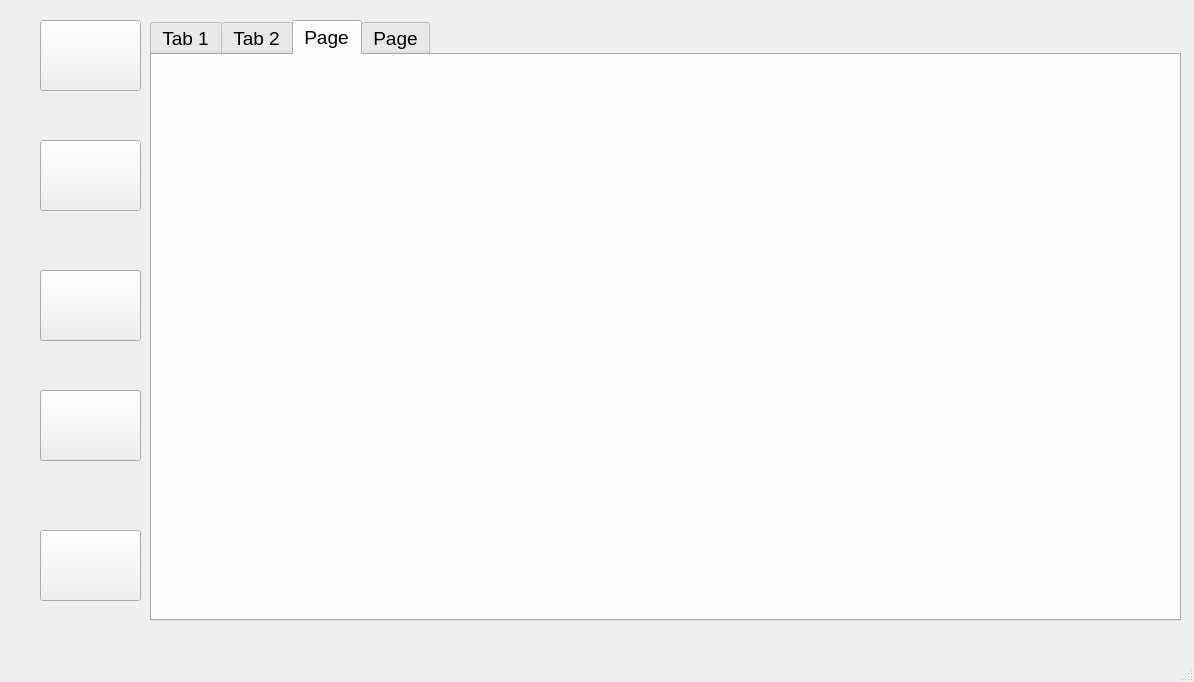
Qt form library.ui (atharva0300/DSL-Mini-Project) before a commit.
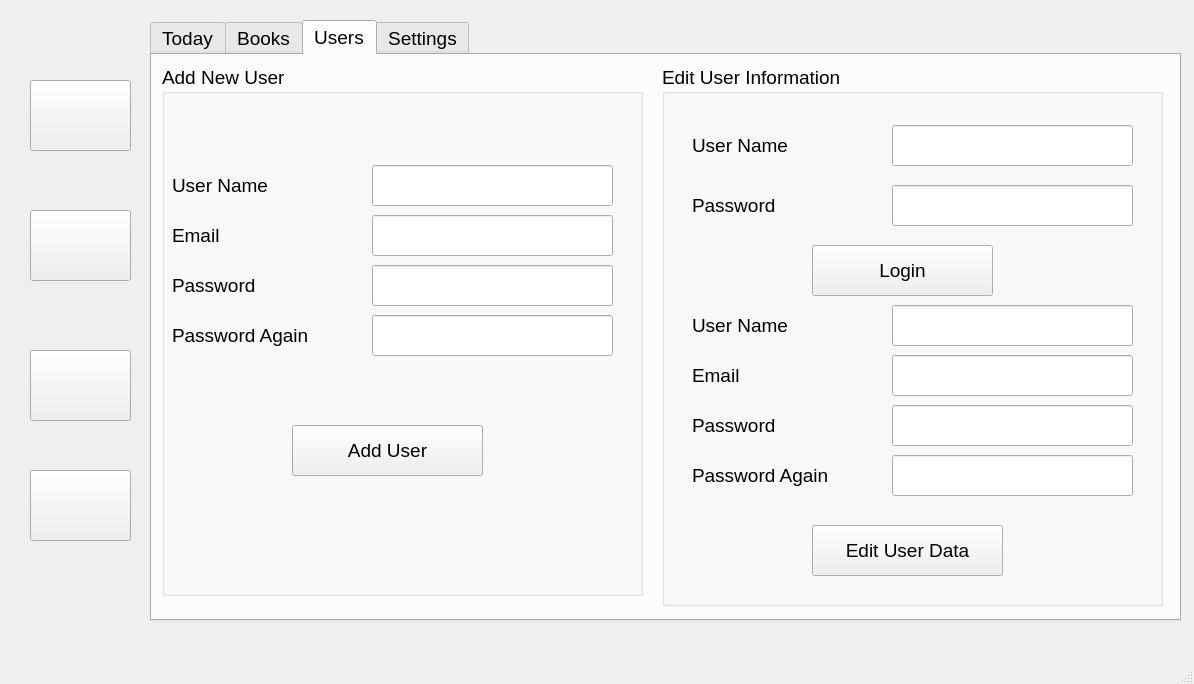
The same form after that commit. The open tabs and pages were chosen to show the change. Icons and pictures are not drawn.

Commit message: created complete UI ( 4 tabs )

Diff of the .ui file:
```diff
--- a/library.ui
+++ b/library.ui
@@ -7,7 +7,7 @@
     <x>0</x>
     <y>0</y>
     <width>1194</width>
-    <height>682</height>
+    <height>684</height>
    </rect>
   </property>
   <property name="windowTitle">
@@ -17,8 +17,8 @@
    <widget class="QPushButton" name="pushButton">
     <property name="geometry">
      <rect>
-      <x>40</x>
-      <y>20</y>
+      <x>30</x>
+      <y>80</y>
       <width>101</width>
       <height>71</height>
      </rect>
@@ -40,8 +40,8 @@
    <widget class="QPushButton" name="pushButton_2">
     <property name="geometry">
      <rect>
-      <x>40</x>
-      <y>140</y>
+      <x>30</x>
+      <y>210</y>
       <width>101</width>
       <height>71</height>
      </rect>
@@ -63,8 +63,8 @@
    <widget class="QPushButton" name="pushButton_3">
     <property name="geometry">
      <rect>
-      <x>40</x>
-      <y>270</y>
+      <x>30</x>
+      <y>350</y>
       <width>101</width>
       <height>71</height>
      </rect>
@@ -86,8 +86,8 @@
    <widget class="QPushButton" name="pushButton_4">
     <property name="geometry">
      <rect>
-      <x>40</x>
-      <y>390</y>
+      <x>30</x>
+      <y>470</y>
       <width>101</width>
       <height>71</height>
      </rect>
@@ -106,29 +106,6 @@
      </size>
     </property>
    </widget>
-   <widget class="QPushButton" name="pushButton_5">
-    <property name="geometry">
-     <rect>
-      <x>40</x>
-      <y>530</y>
-      <width>101</width>
-      <height>71</height>
-     </rect>
-    </property>
-    <property name="text">
-     <string/>
-    </property>
-    <property name="icon">
-     <iconset resource="icons.qrc">
-      <normaloff>:/icons/themes.png</normaloff>:/icons/themes.png</iconset>
-    </property>
-    <property name="iconSize">
-     <size>
-      <width>60</width>
-      <height>60</height>
-     </size>
-    </property>
-   </widget>
    <widget class="QTabWidget" name="tabWidget">
     <property name="geometry">
      <rect>
@@ -149,7 +126,7 @@
     </property>
     <widget class="QWidget" name="tab">
      <attribute name="title">
-      <string>Tab 1</string>
+      <string>Today</string>
      </attribute>
      <widget class="QTableWidget" name="tableWidget">
       <property name="geometry">
@@ -338,7 +315,7 @@
     </widget>
     <widget class="QWidget" name="tab_2">
      <attribute name="title">
-      <string>Tab 2</string>
+      <string>Books</string>
      </attribute>
      <widget class="QTabWidget" name="tabWidget_2">
       <property name="geometry">
@@ -737,12 +714,322 @@
     </widget>
     <widget class="QWidget" name="tab_3">
      <attribute name="title">
-      <string>Page</string>
+      <string>Users</string>
      </attribute>
+     <widget class="QGroupBox" name="groupBox">
+      <property name="geometry">
+       <rect>
+        <x>10</x>
+        <y>10</y>
+        <width>481</width>
+        <height>531</height>
+       </rect>
+      </property>
+      <property name="title">
+       <string>Add New User</string>
+      </property>
+      <widget class="QLabel" name="label_16">
+       <property name="geometry">
+        <rect>
+         <x>10</x>
+         <y>100</y>
+         <width>121</width>
+         <height>41</height>
+        </rect>
+       </property>
+       <property name="text">
+        <string>User Name</string>
+       </property>
+      </widget>
+      <widget class="QLabel" name="label_17">
+       <property name="geometry">
+        <rect>
+         <x>10</x>
+         <y>200</y>
+         <width>121</width>
+         <height>41</height>
+        </rect>
+       </property>
+       <property name="text">
+        <string>Password </string>
+       </property>
+      </widget>
+      <widget class="QLabel" name="label_18">
+       <property name="geometry">
+        <rect>
+         <x>10</x>
+         <y>150</y>
+         <width>121</width>
+         <height>41</height>
+        </rect>
+       </property>
+       <property name="text">
+        <string>Email </string>
+       </property>
+      </widget>
+      <widget class="QLabel" name="label_19">
+       <property name="geometry">
+        <rect>
+         <x>10</x>
+         <y>250</y>
+         <width>171</width>
+         <height>41</height>
+        </rect>
+       </property>
+       <property name="text">
+        <string>Password Again</string>
+       </property>
+      </widget>
+      <widget class="QLineEdit" name="lineEdit_9">
+       <property name="geometry">
+        <rect>
+         <x>210</x>
+         <y>100</y>
+         <width>241</width>
+         <height>41</height>
+        </rect>
+       </property>
+      </widget>
+      <widget class="QLineEdit" name="lineEdit_10">
+       <property name="geometry">
+        <rect>
+         <x>210</x>
+         <y>150</y>
+         <width>241</width>
+         <height>41</height>
+        </rect>
+       </property>
+      </widget>
+      <widget class="QLineEdit" name="lineEdit_11">
+       <property name="geometry">
+        <rect>
+         <x>210</x>
+         <y>250</y>
+         <width>241</width>
+         <height>41</height>
+        </rect>
+       </property>
+       <property name="echoMode">
+        <enum>QLineEdit::Password</enum>
+       </property>
+      </widget>
+      <widget class="QLineEdit" name="lineEdit_12">
+       <property name="geometry">
+        <rect>
+         <x>210</x>
+         <y>200</y>
+         <width>241</width>
+         <height>41</height>
+        </rect>
+       </property>
+       <property name="echoMode">
+        <enum>QLineEdit::Password</enum>
+       </property>
+      </widget>
+      <widget class="QPushButton" name="pushButton_11">
+       <property name="geometry">
+        <rect>
+         <x>130</x>
+         <y>360</y>
+         <width>191</width>
+         <height>51</height>
+        </rect>
+       </property>
+       <property name="text">
+        <string>Add User</string>
+       </property>
+      </widget>
+     </widget>
+     <widget class="QGroupBox" name="groupBox_2">
+      <property name="geometry">
+       <rect>
+        <x>510</x>
+        <y>10</y>
+        <width>501</width>
+        <height>541</height>
+       </rect>
+      </property>
+      <property name="title">
+       <string>Edit User Information</string>
+      </property>
+      <widget class="QLabel" name="label_20">
+       <property name="geometry">
+        <rect>
+         <x>30</x>
+         <y>60</y>
+         <width>121</width>
+         <height>41</height>
+        </rect>
+       </property>
+       <property name="text">
+        <string>User Name</string>
+       </property>
+      </widget>
+      <widget class="QLineEdit" name="lineEdit_13">
+       <property name="geometry">
+        <rect>
+         <x>230</x>
+         <y>120</y>
+         <width>241</width>
+         <height>41</height>
+        </rect>
+       </property>
+       <property name="echoMode">
+        <enum>QLineEdit::Password</enum>
+       </property>
+      </widget>
+      <widget class="QLineEdit" name="lineEdit_14">
+       <property name="geometry">
+        <rect>
+         <x>230</x>
+         <y>60</y>
+         <width>241</width>
+         <height>41</height>
+        </rect>
+       </property>
+      </widget>
+      <widget class="QLabel" name="label_21">
+       <property name="geometry">
+        <rect>
+         <x>30</x>
+         <y>120</y>
+         <width>121</width>
+         <height>41</height>
+        </rect>
+       </property>
+       <property name="text">
+        <string>Password </string>
+       </property>
+      </widget>
+      <widget class="QPushButton" name="pushButton_12">
+       <property name="geometry">
+        <rect>
+         <x>150</x>
+         <y>180</y>
+         <width>181</width>
+         <height>51</height>
+        </rect>
+       </property>
+       <property name="text">
+        <string>Login</string>
+       </property>
+      </widget>
+      <widget class="QPushButton" name="pushButton_13">
+       <property name="geometry">
+        <rect>
+         <x>150</x>
+         <y>460</y>
+         <width>191</width>
+         <height>51</height>
+        </rect>
+       </property>
+       <property name="text">
+        <string>Edit User Data</string>
+       </property>
+      </widget>
+      <widget class="QLabel" name="label_22">
+       <property name="geometry">
+        <rect>
+         <x>30</x>
+         <y>240</y>
+         <width>121</width>
+         <height>41</height>
+        </rect>
+       </property>
+       <property name="text">
+        <string>User Name</string>
+       </property>
+      </widget>
+      <widget class="QLabel" name="label_23">
+       <property name="geometry">
+        <rect>
+         <x>30</x>
+         <y>290</y>
+         <width>121</width>
+         <height>41</height>
+        </rect>
+       </property>
+       <property name="text">
+        <string>Email </string>
+       </property>
+      </widget>
+      <widget class="QLineEdit" name="lineEdit_15">
+       <property name="geometry">
+        <rect>
+         <x>230</x>
+         <y>340</y>
+         <width>241</width>
+         <height>41</height>
+        </rect>
+       </property>
+       <property name="echoMode">
+        <enum>QLineEdit::Password</enum>
+       </property>
+      </widget>
+      <widget class="QLineEdit" name="lineEdit_16">
+       <property name="geometry">
+        <rect>
+         <x>230</x>
+         <y>240</y>
+         <width>241</width>
+         <height>41</height>
+        </rect>
+       </property>
+      </widget>
+      <widget class="QLineEdit" name="lineEdit_17">
+       <property name="geometry">
+        <rect>
+         <x>230</x>
+         <y>290</y>
+         <width>241</width>
+         <height>41</height>
+        </rect>
+       </property>
+      </widget>
+      <widget class="QLabel" name="label_24">
+       <property name="geometry">
+        <rect>
+         <x>30</x>
+         <y>340</y>
+         <width>121</width>
+         <height>41</height>
+        </rect>
+       </property>
+       <property name="text">
+        <string>Password </string>
+       </property>
+      </widget>
+      <widget class="QLabel" name="label_25">
+       <property name="geometry">
+        <rect>
+         <x>30</x>
+         <y>390</y>
+         <width>171</width>
+         <height>41</height>
+        </rect>
+       </property>
+       <property name="text">
+        <string>Password Again</string>
+       </property>
+      </widget>
+      <widget class="QLineEdit" name="lineEdit_18">
+       <property name="geometry">
+        <rect>
+         <x>230</x>
+         <y>390</y>
+         <width>241</width>
+         <height>41</height>
+        </rect>
+       </property>
+       <property name="echoMode">
+        <enum>QLineEdit::Password</enum>
+       </property>
+      </widget>
+     </widget>
     </widget>
     <widget class="QWidget" name="tab_4">
      <attribute name="title">
-      <string>Page</string>
+      <string>Settings</string>
      </attribute>
     </widget>
    </widget>
```
Left out of the diff: 210 changed lines with no effect on the pictures.
